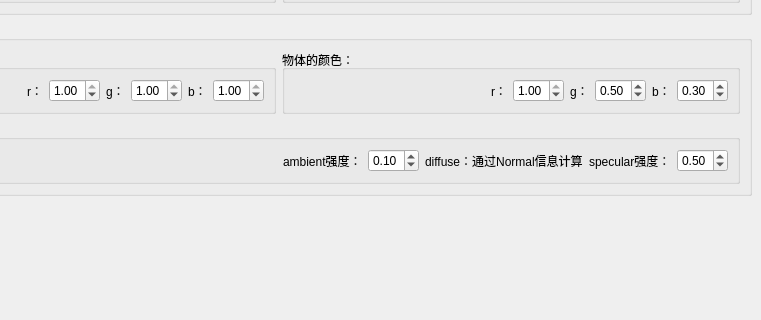
This is 02-BaseLighting/mainwindow.ui in WeiMuYang/rendering-tool as Qt 5 draws it before an edit; both pictures show x 203 to 964 and y 122 to 442 of the 964 by 652 pixel window. The edited form follows.
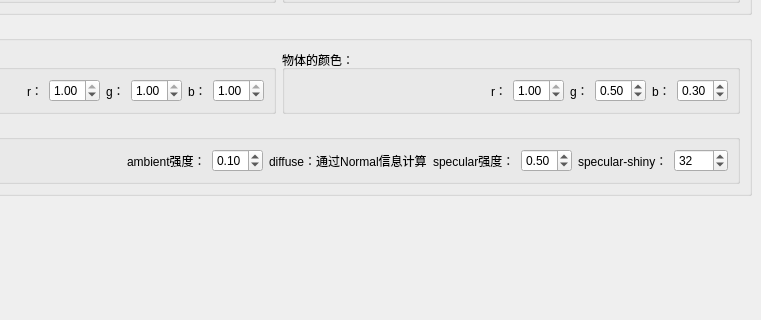
This is the edited form. Custom widgets are drawn as their Qt base class.

Diff of the .ui file:
```diff
--- a/02-BaseLighting/mainwindow.ui
+++ b/02-BaseLighting/mainwindow.ui
@@ -522,6 +522,23 @@
               </property>
              </widget>
             </item>
+            <item>
+             <widget class="QLabel" name="label_27">
+              <property name="text">
+               <string>specular-shiny：</string>
+              </property>
+             </widget>
+            </item>
+            <item>
+             <widget class="QSpinBox" name="shiny_spinBox">
+              <property name="maximum">
+               <number>1000</number>
+              </property>
+              <property name="value">
+               <number>32</number>
+              </property>
+             </widget>
+            </item>
            </layout>
           </widget>
          </item>
```
Left out of the diff: 6 changed lines with no effect on the pictures.
